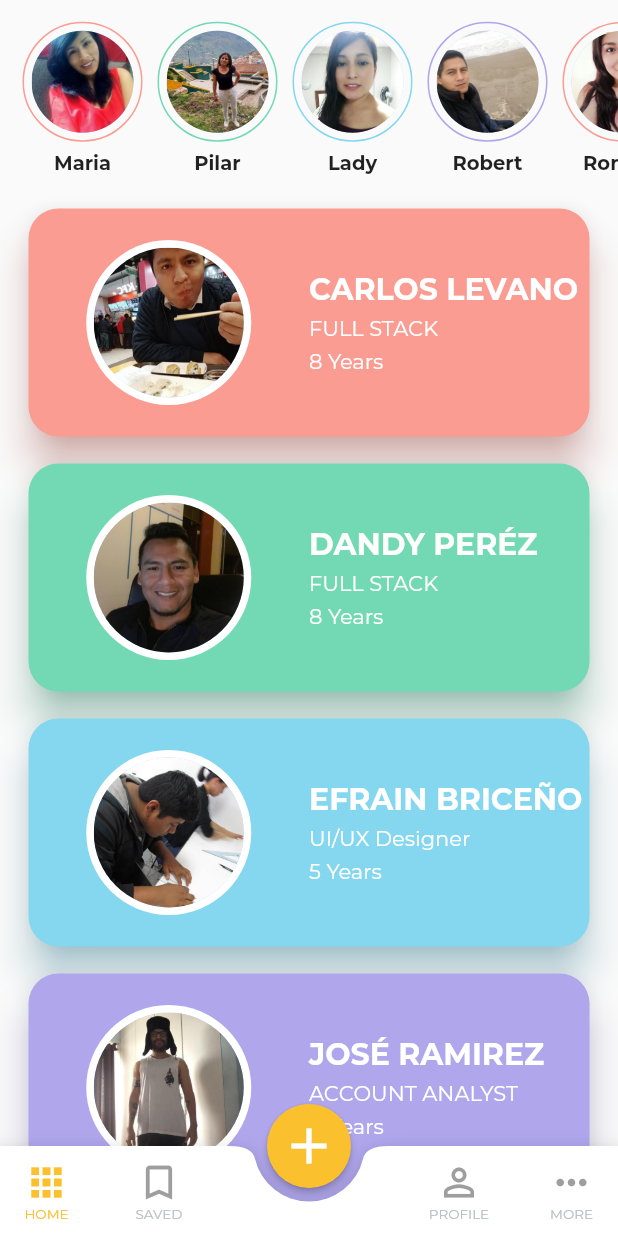
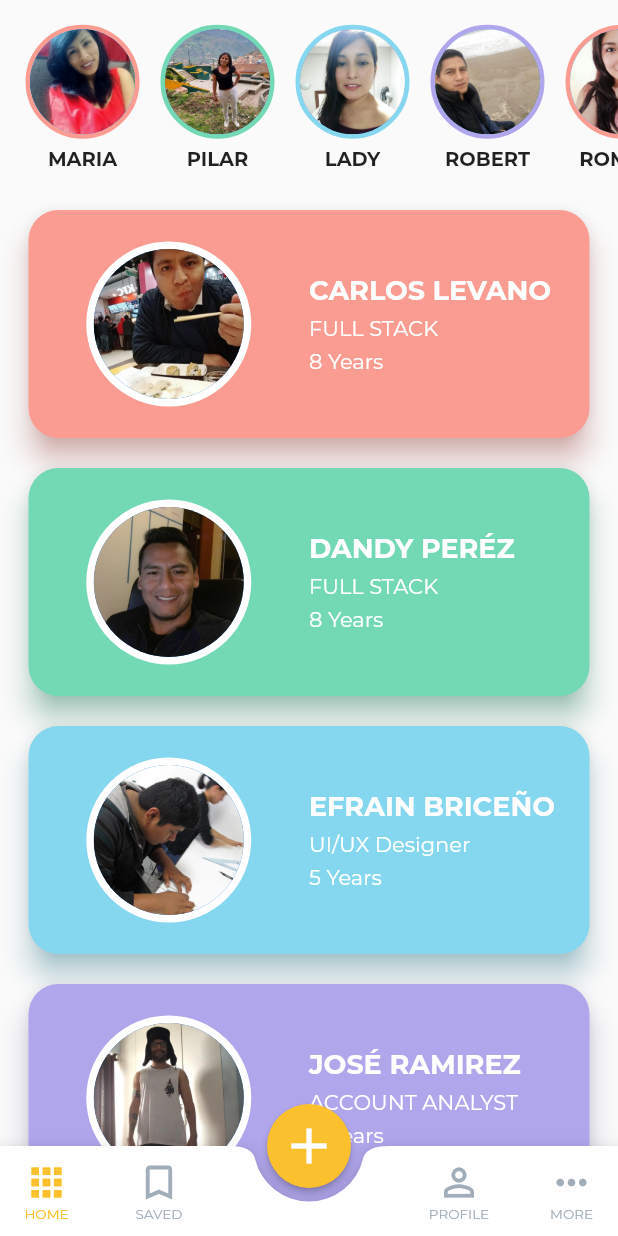
Before and after one commit to calevano/flutterLearning, a Flutter app: the screen it shows after launch, on a phone screen of 412 x 824 dp. Run offline on Flutter 3.47's test engine with Material 2 defaults, Android fonts, the phone set to English and light mode, and no system bars; project files that could hold a hidden picture were left out.

```diff
--- a/lib/main.dart
+++ b/lib/main.dart
@@ -1,5 +1,6 @@
 import 'package:flutter/material.dart';
 import 'package:flutter/services.dart';
+import 'package:flutterapp/src/pages/detalle_home_page.dart';
 import 'package:flutterapp/src/pages/home_page.dart';
 
 void main() => runApp(MyApp());
@@ -19,11 +20,13 @@ class MyApp extends StatelessWidget {
       initialRoute: 'home',
       routes: {
         'home': (BuildContext context) => HomePage(),
+        'detalleHome': (BuildContext context) => DetalleHomePage(),
       },
       theme: ThemeData(
         // primaryColor: Color.fromRGBO(55, 57, 84, 1.0),
-        primaryColor: Colors.yellow[700],
+        // primaryColor: Colors.yellow[700],
         accentColor: Colors.yellow[700],
+        splashColor: Colors.yellow[700],
         fontFamily: 'Montserrat',
       ),
     );
--- a/lib/src/pages/home_page.dart
+++ b/lib/src/pages/home_page.dart
@@ -8,7 +8,7 @@ class HomePage extends StatefulWidget {
 }
 
 class _HomePageState extends State<HomePage> {
-  List<Color> colors = [
+  final List<Color> colors = [
     Color.fromRGBO(250, 156, 146, 1),
     Color.fromRGBO(114, 217, 180, 1),
     Color.fromRGBO(133, 215, 239, 1),
@@ -16,7 +16,8 @@ class _HomePageState extends State<HomePage> {
   ];
 
   final _styleText = new TextStyle(
-    color: Color.fromRGBO(185, 193, 197, 1),
+    // color: Color.fromRGBO(185, 193, 197, 1),
+    color: Color.fromRGBO(161, 174, 185, 1),
     fontWeight: FontWeight.w400,
     fontSize: 9.0,
   );
@@ -47,18 +48,18 @@ class _HomePageState extends State<HomePage> {
             padding: const EdgeInsets.only(left: 15.0),
             scrollDirection: Axis.horizontal,
             children: <Widget>[
-              _slideFriend(0, 'maria', 'Maria'),
-              _slideFriend(1, 'pilar', 'Pilar'),
-              _slideFriend(2, 'lady', 'Lady'),
-              _slideFriend(3, 'robert', 'Robert'),
-              _slideFriend(0, 'romina', 'Romina'),
-              _slideFriend(1, 'stefanny', 'Stefanny'),
-              _slideFriend(2, 'brenda', 'Brenda'),
-              _slideFriend(3, 'jess', 'Jessenia'),
-              _slideFriend(0, 'juan', 'Juan'),
-              _slideFriend(1, 'ale', 'Alessandra'),
-              _slideFriend(2, 'ana', 'Ana Paula'),
-              _slideFriend(3, 'isai', 'Isai'),
+              _slideFriend(0, 'maria', 'MARIA SOTO', 'ADMINISTRATOR', '4'),
+              _slideFriend(1, 'pilar', 'PILAR SOTO', 'COO', '8'),
+              _slideFriend(2, 'lady', 'LADY ANCCO', 'CTO', '3'),
+              _slideFriend(3, 'robert', 'ROBERT DONAYRE', 'JOURNALIST', '4'),
+              _slideFriend(0, 'romina', 'ROMINA MEZA', 'ASSISTENT TI', '5'),
+              _slideFriend(1, 'stefanny', 'STEFANNY CABRERA', 'CEO', '4'),
+              _slideFriend(2, 'brenda', 'BRENDA COLLANTES', 'CASHIER', '10'),
+              _slideFriend(3, 'jess', 'JESSENIA LEVANO', 'COUNTER', '12'),
+              _slideFriend(0, 'juan', 'JUAN NICKOLS', 'RR.HH', '5'),
+              _slideFriend(1, 'ale', 'ALESSANDRA FIGUEROA', 'ASSISTANT', '1'),
+              _slideFriend(2, 'ana', 'ANA PAULA SERNAQUE', 'PRODUCER', '3'),
+              _slideFriend(3, 'isai', 'ISAI RODRIGUEZ', 'GOALKEEPER', '6'),
             ],
           ),
         ),
@@ -71,29 +72,45 @@ class _HomePageState extends State<HomePage> {
   }
 
   Widget _card(color, image, name, job, number) {
+    final _arguments = {
+      'color': color,
+      'image': image,
+      'name': name,
+      'job': job,
+      'number': number
+    };
     return Container(
       padding: const EdgeInsets.symmetric(horizontal: 15.0),
-      margin: const EdgeInsets.symmetric(vertical: 5.0),
+      margin: const EdgeInsets.symmetric(vertical: 6.0),
       width: double.infinity,
       height: 160.0,
+      child: GestureDetector(
+        onTap: () {
+          print('click in card en $name');
+          Navigator.pushNamed(context, 'detalleHome', arguments: _arguments);
+        },
         child: Card(
           color: colors[color],
           shape: RoundedRectangleBorder(
             borderRadius: BorderRadius.circular(20.0),
           ),
           shadowColor: colors[color],
-        elevation: 11.0,
+          elevation: 8.0,
           child: Row(
             mainAxisAlignment: MainAxisAlignment.center,
             children: <Widget>[
               Expanded(
                 child: Container(
+                  child: Hero(
+                    tag: _arguments['name'],
                     child: CircleAvatar(
                       radius: 55.0,
                       backgroundColor: Colors.white,
                       child: CircleAvatar(
                         radius: 50.0,
-                    backgroundImage: AssetImage('assets/img/people/$image.jpg'),
+                        backgroundImage:
+                            AssetImage('assets/img/people/$image.jpg'),
+                      ),
                     ),
                   ),
                 ),
@@ -109,7 +126,7 @@ class _HomePageState extends State<HomePage> {
                         style: TextStyle(
                           fontWeight: FontWeight.bold,
                           color: Colors.white,
-                        fontSize: 20.0,
+                          fontSize: 18.0,
                         ),
                       ),
                       SizedBox(height: 5.0),
@@ -135,30 +152,54 @@ class _HomePageState extends State<HomePage> {
             ],
           ),
         ),
+      ),
     );
   }
 
-  Widget _slideFriend(color, image, name) {
+  Widget _slideFriend(color, image, name, job, number) {
+    final _nameModify = name.split(" ");
+    final _arguments = {
+      'color': color,
+      'image': image,
+      'name': name,
+      'job': job,
+      'number': number
+    };
     return Container(
       margin: const EdgeInsets.only(right: 10.0),
       width: 80.0,
       child: Column(
         mainAxisAlignment: MainAxisAlignment.center,
+        crossAxisAlignment: CrossAxisAlignment.center,
         children: <Widget>[
           Container(
-            padding: const EdgeInsets.all(5.0),
+            // padding: const EdgeInsets.all(5.0),
             margin: const EdgeInsets.only(bottom: 5.0),
             decoration: BoxDecoration(
               shape: BoxShape.circle,
-              border: Border.all(color: colors[color]),
+              border: Border.all(
+                color: colors[color],
+                width: 3.0,
               ),
+            ),
+            child: Hero(
+              tag: _arguments['name'],
+              child: GestureDetector(
+                onTap: () {
+                  print('pinchaste con GestureDetector en $name');
+                  Navigator.pushNamed(context, 'detalleHome',
+                      arguments: _arguments);
+                },
                 child: CircleAvatar(
                   radius: 35,
                   backgroundImage: AssetImage('assets/img/people/$image.jpg'),
                 ),
               ),
+            ),
+          ),
           Text(
-            name,
+            _nameModify[0],
+            overflow: TextOverflow.ellipsis,
             style: TextStyle(
               fontSize: 13.0,
               fontWeight: FontWeight.bold,
@@ -175,7 +216,7 @@ class _HomePageState extends State<HomePage> {
         print('me pinchaste');
       },
       child: Icon(Icons.add, size: 40.0),
-      backgroundColor: Theme.of(context).primaryColor,
+      backgroundColor: Colors.yellow[700],
       foregroundColor: Colors.white,
       elevation: 2.0,
     );
@@ -183,7 +224,6 @@ class _HomePageState extends State<HomePage> {
 
   Widget _myBottomAppBar() {
     return BottomAppBar(
-      // elevation: 4,
       shape: CircularNotchedRectangle(),
       notchMargin: 9.0,
       child: Container(
@@ -195,19 +235,16 @@ class _HomePageState extends State<HomePage> {
             Row(
               children: <Widget>[
                 MaterialButton(
-                  // color: Theme.of(context).primaryColor,
-                  splashColor: Theme.of(context).primaryColor,
                   minWidth: 40,
                   onPressed: () {},
                   child: Column(
                     mainAxisAlignment: MainAxisAlignment.center,
                     children: <Widget>[
-                      Icon(Icons.apps,
-                          size: 30.0, color: Theme.of(context).primaryColor),
+                      Icon(Icons.apps, size: 30.0, color: Colors.yellow[700]),
                       Text(
                         'HOME',
                         style: TextStyle(
-                          color: Theme.of(context).primaryColor,
+                          color: Colors.yellow[700],
                           fontWeight: FontWeight.w400,
                           fontSize: 9.0,
                         ),
@@ -216,12 +253,15 @@ class _HomePageState extends State<HomePage> {
                   ),
                 ),
                 MaterialButton(
-                  splashColor: Theme.of(context).primaryColor,
                   onPressed: () {},
                   child: Column(
                     mainAxisAlignment: MainAxisAlignment.center,
                     children: <Widget>[
-                      Icon(Icons.turned_in_not, size: 30.0, color: Colors.grey),
+                      Icon(
+                        Icons.turned_in_not,
+                        size: 30.0,
+                        color: Color.fromRGBO(161, 174, 185, 1),
+                      ),
                       Text('SAVED', style: _styleText),
                     ],
                   ),
@@ -231,25 +271,30 @@ class _HomePageState extends State<HomePage> {
             Row(
               children: <Widget>[
                 MaterialButton(
-                  splashColor: Theme.of(context).primaryColor,
                   onPressed: () {},
                   child: Column(
                     mainAxisAlignment: MainAxisAlignment.center,
                     children: <Widget>[
-                      Icon(Icons.person_outline,
-                          size: 30.0, color: Colors.grey),
+                      Icon(
+                        Icons.person_outline,
+                        size: 30.0,
+                        color: Color.fromRGBO(161, 174, 185, 1),
+                      ),
                       Text('PROFILE', style: _styleText),
                     ],
                   ),
                 ),
                 MaterialButton(
                   minWidth: 40,
-                  splashColor: Theme.of(context).primaryColor,
                   onPressed: () {},
                   child: Column(
                     mainAxisAlignment: MainAxisAlignment.center,
                     children: <Widget>[
-                      Icon(Icons.more_horiz, size: 30.0, color: Colors.grey),
+                      Icon(
+                        Icons.more_horiz,
+                        size: 30.0,
+                        color: Color.fromRGBO(161, 174, 185, 1),
+                      ),
                       Text('MORE', style: _styleText),
                     ],
                   ),
@@ -266,7 +311,6 @@ class _HomePageState extends State<HomePage> {
     return BottomNavigationBar(
       backgroundColor: Colors.green,
       type: BottomNavigationBarType.fixed,
-      // iconSize: 20.0,
       currentIndex: 0,
       selectedItemColor: Color.fromRGBO(253, 205, 51, 1),
       items: <BottomNavigationBarItem>[
```
Also changed, not shown: lib/src/pages/detalle_home_page.dart (added, +512 -0 lines), pubspec.yaml (+14 -4 lines), fonts/Montserrat-Black.ttf (added), fonts/Montserrat-ExtraBold.ttf (added). Lines whose indentation alone changed are shown as unchanged.
